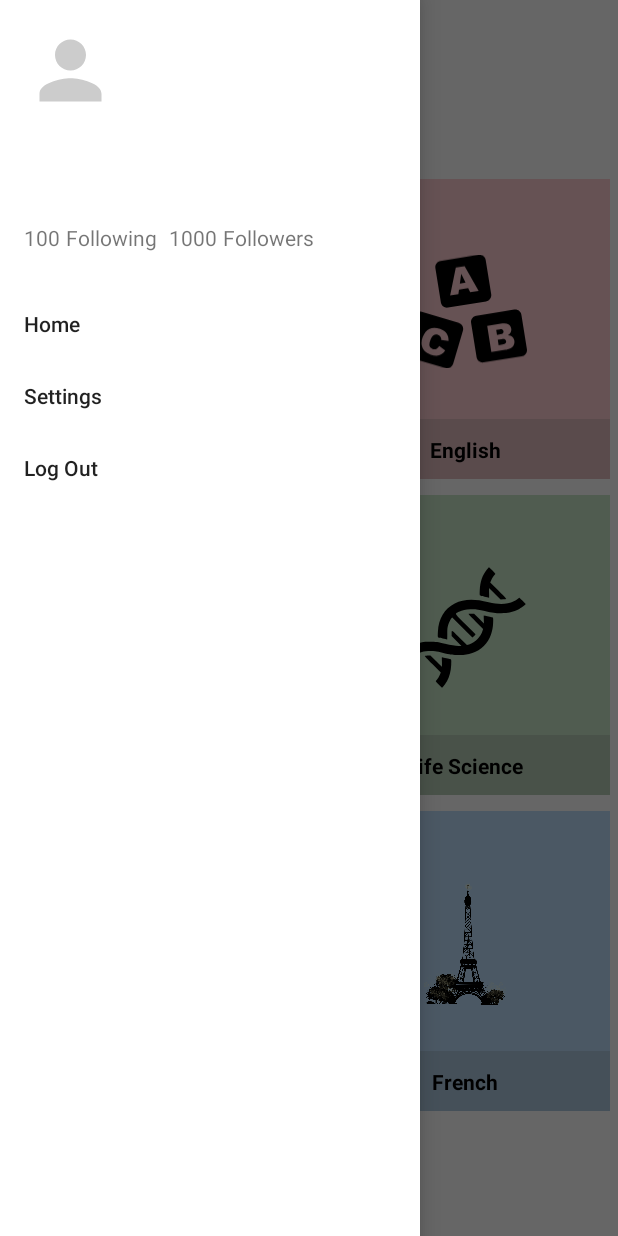
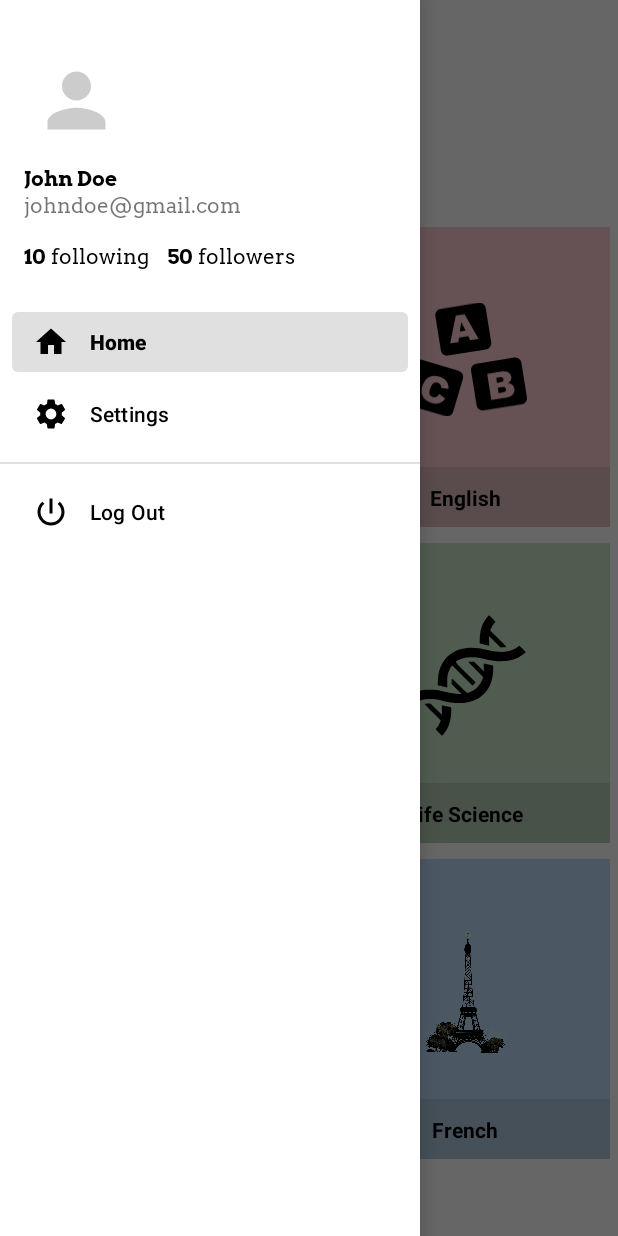
Before and after one commit to Nolunga/Thinkr, an Android app: the screen it shows after launch once a user with an empty profile is signed in (MainActivity), with the side drawer open, on a phone screen of 412 x 824 dp. Run offline under Robolectric (Android 15) with nearby library versions, the phone set to English and light mode, and no system bars; our stand-ins replace CircleImageView, Firebase (no records; nobody signed in at launch, a user with empty details on screens opened directly).

Commit message:
Fix: Upgraded nav drawer experience

```diff
--- a/app/src/main/java/edu/android/thinkr/MainActivity.kt
+++ b/app/src/main/java/edu/android/thinkr/MainActivity.kt
@@ -1,17 +1,22 @@
 package edu.android.thinkr
 
+import android.app.Activity
+import android.app.AlertDialog
 import android.content.Intent
-import androidx.appcompat.app.AppCompatActivity
 import android.os.Bundle
 import android.view.View
+import android.widget.ImageView
 import android.widget.ProgressBar
+import androidx.appcompat.app.AppCompatActivity
+import androidx.core.view.GravityCompat
+import androidx.drawerlayout.widget.DrawerLayout
+import androidx.fragment.app.Fragment
 import androidx.lifecycle.Observer
 import androidx.lifecycle.ViewModelProvider
 import androidx.recyclerview.widget.RecyclerView
+import com.google.android.material.navigation.NavigationView
 import com.google.firebase.auth.FirebaseAuth
 import com.google.firebase.auth.FirebaseUser
-import com.google.firebase.auth.ktx.auth
-import com.google.firebase.ktx.Firebase
 import edu.android.thinkr.adapters.SubjectListAdapter
 import edu.android.thinkr.models.Subject
 import edu.android.thinkr.utils.AppConstants.CHAT_ROOM_KEY
@@ -21,6 +26,10 @@ import edu.android.thinkr.viewModel.AppViewModel
 
 class MainActivity : AppCompatActivity(), SubjectListAdapter.OnSubjectClickedListener {
     private lateinit var firebaseAuthStateListener : FirebaseAuth.AuthStateListener
+    private lateinit var auth : FirebaseAuth
+    private lateinit var drawerLayout : DrawerLayout
+    private lateinit var navigationView : NavigationView
+    private lateinit var drawerIcon : ImageView
     private lateinit var recyclerView : RecyclerView
     private lateinit var adapter : SubjectListAdapter
     private lateinit var progressBar: ProgressBar
@@ -55,10 +64,20 @@ class MainActivity : AppCompatActivity(), SubjectListAdapter.OnSubjectClickedLis
         setContentView(R.layout.activity_select_module)
         getChatData()
 
+        auth = FirebaseAuth.getInstance()
+        drawerLayout = findViewById(R.id.drawer_layout)
+        navigationView = findViewById(R.id.navigation_view)
+        drawerIcon = findViewById(R.id.hamburger_fab)
         recyclerView = findViewById(R.id.recycler_subjects)
         progressBar = findViewById(R.id.subject_load_progress)
         adapter = SubjectListAdapter(chatData, this, this)
         recyclerView.adapter = adapter
+        navigationView.setCheckedItem(R.id.drawer_home)
+
+
+        drawerIcon.setOnClickListener {
+            openDrawer()
+        }
 
             firebaseAuthStateListener = FirebaseAuth.AuthStateListener {
             val user : FirebaseUser? = it.currentUser
@@ -68,6 +87,7 @@ class MainActivity : AppCompatActivity(), SubjectListAdapter.OnSubjectClickedLis
                 finish()
             }
         }
+        setupNavListeners()
     }
 
     private fun getChatData() {
@@ -84,6 +104,7 @@ class MainActivity : AppCompatActivity(), SubjectListAdapter.OnSubjectClickedLis
     override fun onResume() {
         super.onResume()
         FirebaseAuth.getInstance().addAuthStateListener(firebaseAuthStateListener)
+        navigationView.setCheckedItem(R.id.drawer_home)
     }
 
     override fun onStop() {
@@ -107,4 +128,56 @@ class MainActivity : AppCompatActivity(), SubjectListAdapter.OnSubjectClickedLis
         intent.putExtra(CHAT_ROOM_KEY, subject)
         startActivity(intent)
     }
+
+    private fun hideDrawer() {
+        drawerLayout.closeDrawer(GravityCompat.START)
+    }
+
+    private fun openDrawer() {
+        drawerLayout.openDrawer(GravityCompat.START)
+    }
+
+    override fun onBackPressed() {
+        when {
+            drawerLayout.isDrawerOpen(GravityCompat.START) -> {
+                hideDrawer()
+            }
+            else -> {
+                showExitAlert()
+            }
+        }
+    }
+    private fun showExitAlert() {
+        val builder = AlertDialog.Builder(this)
+        builder.setIcon(R.drawable.thinkrpen)
+            .setMessage("Are you sure you want to exit?")
+            .setPositiveButton("Yes") { _, _ ->
+                finish()
+            }
+            .create().show()
+    }
+
+    private fun setupNavListeners() {
+        navigationView.setNavigationItemSelectedListener(NavigationView.OnNavigationItemSelectedListener { menuItem ->
+            val checkedItem = navigationView.checkedItem
+            if (checkedItem != null && checkedItem.itemId == menuItem.itemId) return@OnNavigationItemSelectedListener false
+            val activity: Class< out Activity >
+            when (menuItem.itemId) {
+                R.id.drawer_home -> {
+                    navigationView.setCheckedItem(R.id.drawer_home)
+                }
+                R.id.drawer_settings ->{
+                    activity = SettingsActivity::class.java
+                    startActivity(Intent(this, activity))
+                }
+                R.id.drawer_logout -> logOut()
+            }
+            hideDrawer()
+            true
+        })
+    }
+
+    private fun logOut() {
+        auth.signOut()
+    }
 }
--- /dev/null
+++ b/app/src/main/java/edu/android/thinkr/SettingsActivity.kt
@@ -0,0 +1,11 @@
+package edu.android.thinkr
+
+import androidx.appcompat.app.AppCompatActivity
+import android.os.Bundle
+
+class SettingsActivity : AppCompatActivity() {
+    override fun onCreate(savedInstanceState: Bundle?) {
+        super.onCreate(savedInstanceState)
+        setContentView(R.layout.activity_settings)
+    }
+}
--- /dev/null
+++ b/app/src/main/res/drawable/ic_action_menu.xml
@@ -0,0 +1,14 @@
+<vector xmlns:android="http://schemas.android.com/apk/res/android"
+    android:width="32dp"
+    android:height="32dp"
+    android:viewportWidth="28.8"
+    android:viewportHeight="28.8"
+    android:tint="#000000"
+    android:alpha="0.8">
+  <group android:translateX="2.4"
+      android:translateY="2.4">
+      <path
+          android:fillColor="#FF000000"
+          android:pathData="M3,18h18v-2L3,16v2zM3,13h18v-2L3,11v2zM3,6v2h18L21,6L3,6z"/>
+  </group>
+</vector>
--- /dev/null
+++ b/app/src/main/res/drawable/ic_home.xml
@@ -0,0 +1,5 @@
+<vector android:autoMirrored="true" android:height="24dp"
+    android:viewportHeight="24.0" android:viewportWidth="24.0"
+    android:width="24dp" xmlns:android="http://schemas.android.com/apk/res/android">
+    <path android:fillColor="#2D456D" android:pathData="M10,20v-6h4v6h5v-8h3L12,3 2,12h3v8z"/>
+</vector>
--- /dev/null
+++ b/app/src/main/res/drawable/ic_power.xml
@@ -0,0 +1,10 @@
+<vector xmlns:android="http://schemas.android.com/apk/res/android"
+    android:width="24dp"
+    android:height="24dp"
+    android:viewportWidth="24"
+    android:viewportHeight="24"
+    android:tint="?attr/colorControlNormal">
+  <path
+      android:fillColor="@android:color/white"
+      android:pathData="M13,3h-2v10h2L13,3zM17.83,5.17l-1.42,1.42C17.99,7.86 19,9.81 19,12c0,3.87 -3.13,7 -7,7s-7,-3.13 -7,-7c0,-2.19 1.01,-4.14 2.58,-5.42L6.17,5.17C4.23,6.82 3,9.26 3,12c0,4.97 4.03,9 9,9s9,-4.03 9,-9c0,-2.74 -1.23,-5.18 -3.17,-6.83z"/>
+</vector>
--- /dev/null
+++ b/app/src/main/res/drawable/ic_settings.xml
@@ -0,0 +1,5 @@
+<vector android:autoMirrored="true" android:height="24dp"
+    android:viewportHeight="24" android:viewportWidth="24"
+    android:width="24dp" xmlns:android="http://schemas.android.com/apk/res/android">
+    <path android:fillColor="#2D456D" android:pathData="M19.1,12.9a2.8,2.8 0,0 0,0.1 -0.9,2.8 2.8,0 0,0 -0.1,-0.9l2.1,-1.6a0.7,0.7 0,0 0,0.1 -0.6L19.4,5.5a0.7,0.7 0,0 0,-0.6 -0.2l-2.4,1a6.5,6.5 0,0 0,-1.6 -0.9l-0.4,-2.6a0.5,0.5 0,0 0,-0.5 -0.4H10.1a0.5,0.5 0,0 0,-0.5 0.4L9.3,5.4a5.6,5.6 0,0 0,-1.7 0.9l-2.4,-1a0.4,0.4 0,0 0,-0.5 0.2l-2,3.4c-0.1,0.2 0,0.4 0.2,0.6l2,1.6a2.8,2.8 0,0 0,-0.1 0.9,2.8 2.8,0 0,0 0.1,0.9L2.8,14.5a0.7,0.7 0,0 0,-0.1 0.6l1.9,3.4a0.7,0.7 0,0 0,0.6 0.2l2.4,-1a6.5,6.5 0,0 0,1.6 0.9l0.4,2.6a0.5,0.5 0,0 0,0.5 0.4h3.8a0.5,0.5 0,0 0,0.5 -0.4l0.3,-2.6a5.6,5.6 0,0 0,1.7 -0.9l2.4,1a0.4,0.4 0,0 0,0.5 -0.2l2,-3.4c0.1,-0.2 0,-0.4 -0.2,-0.6ZM12,15.6A3.6,3.6 0,1 1,15.6 12,3.6 3.6,0 0,1 12,15.6Z"/>
+</vector>
--- a/app/src/main/res/layout/activity_select_module.xml
+++ b/app/src/main/res/layout/activity_select_module.xml
@@ -3,10 +3,12 @@
     xmlns:android="http://schemas.android.com/apk/res/android"
     xmlns:app="http://schemas.android.com/apk/res-auto"
     xmlns:tools="http://schemas.android.com/tools"
+    android:id="@+id/drawer_layout"
     android:layout_width="match_parent"
     android:layout_height="match_parent"
     android:background="@color/cardview_light_background"
     tools:context=".MainActivity">
+
 
     <ScrollView
         android:layout_width="match_parent"
@@ -22,21 +24,34 @@
             android:layout_height="wrap_content"
             tools:context=".MainActivity">
 
+            <ImageView
+                android:id="@+id/hamburger_fab"
+                android:layout_width="wrap_content"
+                android:layout_height="wrap_content"
+                android:layout_marginStart="16dp"
+                android:layout_marginTop="16dp"
+                android:elevation="0dp"
+                android:src="@drawable/ic_action_menu"
+                android:backgroundTint="@android:color/black"
+                app:fabSize="mini"
+                app:layout_constraintStart_toStartOf="parent"
+                app:layout_constraintTop_toTopOf="parent" />
+
             <TextView
                 android:id="@+id/textView3"
                 android:layout_width="wrap_content"
                 android:layout_height="wrap_content"
-                android:layout_marginTop="32dp"
+                android:layout_marginTop="48dp"
+                android:fontFamily="@font/arvo_regular"
+                android:lineSpacingExtra="4sp"
                 android:text="@string/tagline"
-                android:lineSpacingExtra="4sp"
+                android:textColor="@android:color/black"
                 android:textSize="25sp"
                 android:textStyle="bold"
-                android:textColor="@android:color/black"
-                android:fontFamily="@font/arvo_regular"
                 app:layout_constraintEnd_toEndOf="parent"
-                app:layout_constraintHorizontal_bias="0.1"
-                app:layout_constraintStart_toStartOf="parent"
-                app:layout_constraintTop_toTopOf="parent" />
+                app:layout_constraintHorizontal_bias="0.0"
+                app:layout_constraintStart_toStartOf="@+id/hamburger_fab"
+                app:layout_constraintTop_toTopOf="@+id/hamburger_fab" />
 
             <androidx.recyclerview.widget.RecyclerView
                 android:layout_width="match_parent"
@@ -71,5 +86,6 @@
         app:headerLayout="@layout/nav_header"
         android:background="@color/cardview_light_background"
         android:layout_gravity = "start"
-        app:menu="@menu/drawer_menu" />
+        app:menu="@menu/drawer_menu"
+        style="@style/arvoTextViewStyle"/>
 </androidx.drawerlayout.widget.DrawerLayout>
--- /dev/null
+++ b/app/src/main/res/layout/activity_settings.xml
@@ -0,0 +1,20 @@
+<?xml version="1.0" encoding="utf-8"?>
+<androidx.constraintlayout.widget.ConstraintLayout
+    xmlns:android="http://schemas.android.com/apk/res/android"
+    xmlns:app="http://schemas.android.com/apk/res-auto"
+    xmlns:tools="http://schemas.android.com/tools"
+    android:layout_width="match_parent"
+    android:layout_height="match_parent"
+    tools:context=".SettingsActivity">
+
+    <TextView
+        android:layout_width="wrap_content"
+        android:layout_height="wrap_content"
+        android:text="@string/_settings"
+        android:gravity="center"
+        app:layout_constraintBottom_toBottomOf="parent"
+        app:layout_constraintEnd_toEndOf="parent"
+        app:layout_constraintStart_toStartOf="parent"
+        app:layout_constraintTop_toTopOf="parent" />
+
+</androidx.constraintlayout.widget.ConstraintLayout>
--- a/app/src/main/res/layout/nav_header.xml
+++ b/app/src/main/res/layout/nav_header.xml
@@ -1,5 +1,6 @@
 <?xml version="1.0" encoding="utf-8"?>
-<androidx.constraintlayout.widget.ConstraintLayout xmlns:app="http://schemas.android.com/apk/res-auto"
+<RelativeLayout
+    xmlns:app="http://schemas.android.com/apk/res-auto"
     android:id="@+id/navHeader"
     android:background="@color/cardview_light_background"
     xmlns:android="http://schemas.android.com/apk/res/android"
@@ -8,72 +9,76 @@
     android:padding="16dp"
     xmlns:tools="http://schemas.android.com/tools">
 
-    <ImageView
+    <de.hdodenhof.circleimageview.CircleImageView
         android:id="@+id/nav_header_image"
-        android:layout_width="62dp"
-        android:layout_height="62dp"
-        app:layout_constraintStart_toStartOf="parent"
-        app:layout_constraintTop_toTopOf="parent"
-        app:srcCompat="@drawable/ic_person" />
+        android:layout_width="70dp"
+        android:layout_height="70dp"
+        android:layout_marginTop="16dp"
+        android:padding="6dp"
+        android:paddingTop="4dp"
+        android:paddingBottom="4dp"
+        android:src= "@drawable/ic_person" />
 
     <TextView
         android:id="@+id/nav_header_name"
-        android:layout_width="0dp"
+        android:layout_width="wrap_content"
         android:layout_height="wrap_content"
-        android:layout_marginTop="8dp"
-        android:textColor="@color/black"
+        android:layout_below="@+id/nav_header_image"
+        android:fontFamily="@font/arvo_bold"
+        android:paddingTop="8dp"
+        android:text="John Doe"
+        android:textAppearance="@style/TextAppearance.AppCompat.Body1"
+        android:textColor="@android:color/black"
         android:textSize="14sp"
-        app:layout_constraintStart_toStartOf="@+id/nav_header_image"
-        app:layout_constraintTop_toBottomOf="@+id/nav_header_image"
-        tools:text="myemail" />
+        android:textStyle="bold" />
 
     <TextView
         android:id="@+id/nav_header_email"
-        android:layout_width="0dp"
+        android:layout_width="wrap_content"
         android:layout_height="wrap_content"
-        android:layout_marginTop="8dp"
-        android:textColor="@color/black"
-        app:layout_constraintStart_toStartOf="@+id/nav_header_image"
-        app:layout_constraintTop_toBottomOf="@+id/nav_header_name"
-        tools:text="myemail.gmail.com" />
+        android:text="johndoe@gmail.com"
+        android:fontFamily="@font/arvo_regular"
+        android:layout_below="@+id/nav_header_name"/>
+
+    <LinearLayout
+        android:layout_width="match_parent"
+        android:layout_height="wrap_content"
+        android:orientation="horizontal"
+        android:layout_marginTop="16dp"
+        android:layout_below="@id/nav_header_email">
 
         <TextView
-        android:id="@+id/nav_header_following"
+            android:id="@+id/nav_header_tracked_number"
             android:layout_width="wrap_content"
             android:layout_height="wrap_content"
-        android:layout_marginTop="16dp"
-        android:text="100"
-        app:layout_constraintStart_toStartOf="@+id/nav_header_email"
-        app:layout_constraintTop_toBottomOf="@+id/nav_header_email" />
+            android:fontFamily="@font/arvo_bold"
+            android:textColor="@android:color/black"
+            android:text="10"
+            android:layout_marginEnd="4dp"/>
+        <TextView
+            android:id="@+id/nav_header_tracked_desc"
+            android:layout_width="wrap_content"
+            android:layout_height="wrap_content"
+            android:fontFamily="@font/arvo_regular"
+            android:text="following"
+            android:textColor="@android:color/black" />
 
         <TextView
-        android:id="@+id/textView4"
+            android:id="@+id/nav_header_tracking_you_number"
             android:layout_width="wrap_content"
             android:layout_height="wrap_content"
-        android:layout_marginStart="4dp"
-        android:layout_marginLeft="4dp"
-        android:text="Following"
-        app:layout_constraintStart_toEndOf="@+id/nav_header_following"
-        app:layout_constraintTop_toTopOf="@+id/nav_header_following" />
-
+            android:fontFamily="@font/arvo_bold"
+            android:text="50"
+            android:textColor="@android:color/black"
+            android:layout_marginEnd="4dp"
+            android:layout_marginStart="12dp"/>
         <TextView
-        android:id="@+id/nav_header_followers"
+            android:id="@+id/nav_header_tracking_you_desc"
             android:layout_width="wrap_content"
             android:layout_height="wrap_content"
-        android:layout_marginStart="8dp"
-        android:layout_marginLeft="8dp"
-        android:text="1000"
-        app:layout_constraintStart_toEndOf="@+id/textView4"
-        app:layout_constraintTop_toTopOf="@+id/nav_header_following" />
+            android:fontFamily="@font/arvo_regular"
+            android:text="followers"
+            android:textColor="@android:color/black" />
 
-    <TextView
-        android:id="@+id/textView6"
-        android:layout_width="wrap_content"
-        android:layout_height="wrap_content"
-        android:layout_marginStart="4dp"
-        android:layout_marginLeft="4dp"
-        android:text="Followers"
-        app:layout_constraintStart_toEndOf="@+id/nav_header_followers"
-        app:layout_constraintTop_toTopOf="@+id/nav_header_followers" />
-
-</androidx.constraintlayout.widget.ConstraintLayout>
+    </LinearLayout>
+</RelativeLayout>
--- a/app/src/main/res/menu/drawer_menu.xml
+++ b/app/src/main/res/menu/drawer_menu.xml
@@ -1,15 +1,21 @@
 <?xml version="1.0" encoding="utf-8"?>
 <menu xmlns:android="http://schemas.android.com/apk/res/android">
-    <group android:checkableBehavior="none">
+    <group
+        android:id="@+id/nav_menu"
+        android:checkableBehavior="single">
+
     <item
         android:id="@+id/drawer_home"
-        android:title="Home" />
+        android:icon="@drawable/ic_home"
+        android:title="@string/home" />
     <item
         android:id="@+id/drawer_settings"
-        android:title="Settings" />
+        android:icon="@drawable/ic_settings"
+        android:title="@string/settings" />
     </group>
 
         <item
             android:id="@+id/drawer_logout"
-            android:title="Log Out" />
+            android:icon="@drawable/ic_power"
+            android:title="@string/log_out" />
 </menu>
--- a/app/src/main/res/values/strings.xml
+++ b/app/src/main/res/values/strings.xml
@@ -22,4 +22,8 @@
     <string name="thinkr_logo">Thinkr Logo</string>
     <string name="tagline">Let\'s start thinkin… \nSelect a subject</string>
     <string name="chat_hint">Type a message</string>
+    <string name="home">Home</string>
+    <string name="settings">Settings</string>
+    <string name="log_out">Log Out</string>
+    <string name="_settings">Settings! \n Feature coming out soon! </string>
 </resources>
--- a/app/src/main/res/values/styles.xml
+++ b/app/src/main/res/values/styles.xml
@@ -37,4 +37,21 @@
         <item name="windowActionBarOverlay">true</item>
     </style>
 
+    <style name="arvoTextViewStyle" parent="android:Widget.TextView">
+        <item name="android:fontFamily">@font/arvo_regular</item>
+        <item name="android:textSize">14sp</item>
+        <item name="android:textColor">@android:color/black</item>
+    </style>
+
+    <style name="MainTheme" parent="Theme.MaterialComponents.Light.NoActionBar">
+        <!-- Customize your theme here. -->
+        <item name="colorPrimary">@android:color/black</item>
+        <item name="colorPrimaryDark">@android:color/black</item>
+        <item name="colorAccent">@android:color/black</item>
+        <item name="windowActionBar">false</item>
+        <item name="android:windowLightStatusBar" tools:targetApi="m">true</item>
+        <item name="android:statusBarColor" tools:targetApi="m">@android:color/white</item>
+        <item name="windowNoTitle">true</item>
+    </style>
+
 </resources>
```
Also changed, not shown: app/src/main/AndroidManifest.xml (+9 -8 lines). Lines whose indentation alone changed are shown as unchanged.
